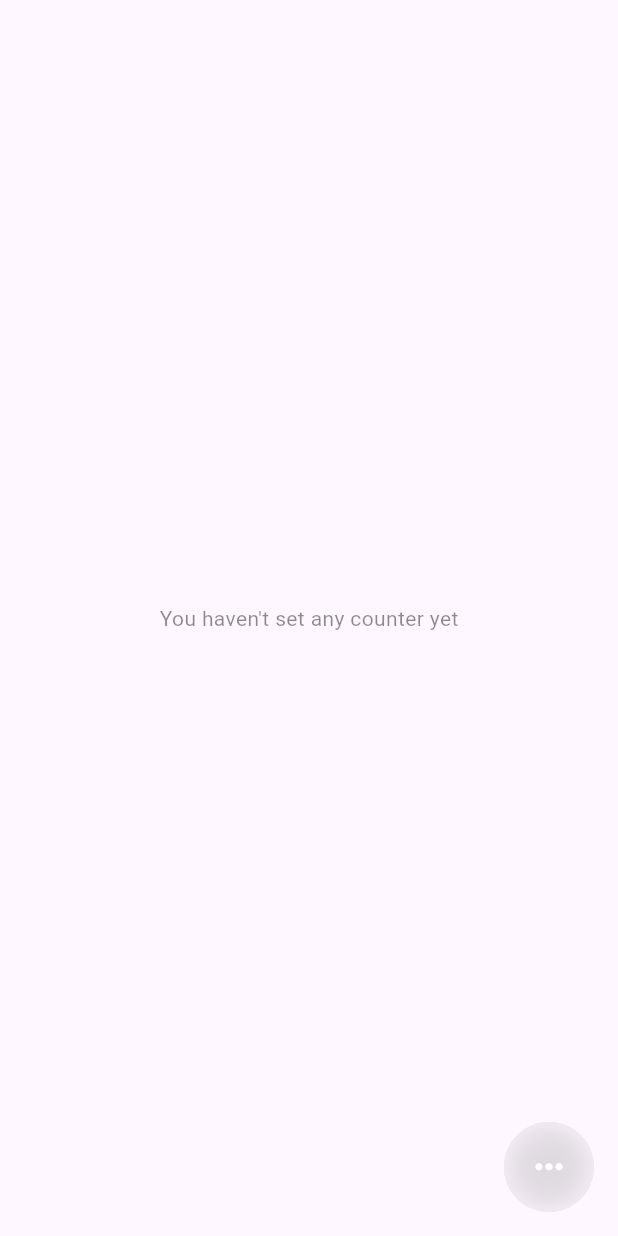
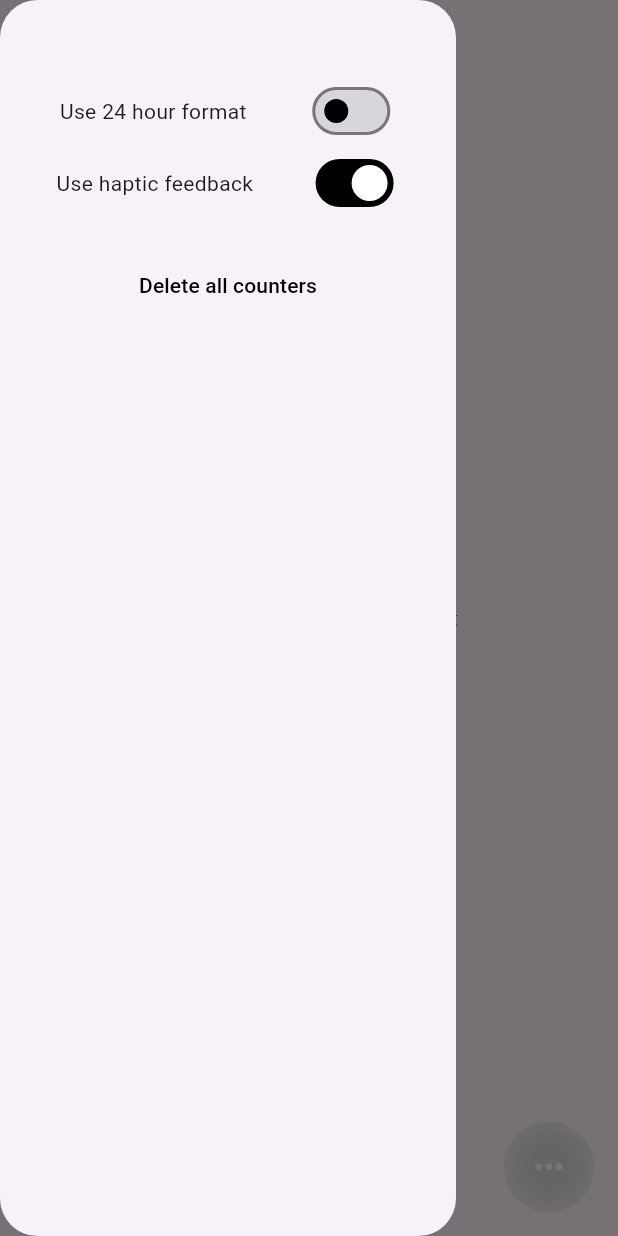
Before and after one commit to kutay-dev/till, a Flutter app: the screen it shows after launch, with the side drawer open (before the commit the screen has no drawer), on a phone screen of 412 x 824 dp. Run offline on Flutter 3.47's test engine with Material 2 defaults, Android fonts, the light colour scheme and no system bars; our stand-ins replace fluttertoast, get_storage, image_picker, percent_indicator.

Commit message:
add settings drawer to toggle 24 hour format and haptic feedback, and move delete all counters to drawer

```diff
--- a/lib/main.dart
+++ b/lib/main.dart
@@ -53,6 +53,22 @@ late String dateStr;
 final TextEditingController titleController = TextEditingController();
 
 final ScrollController counterListScrollController = ScrollController();
+
+bool set24HourFormat = box.read("set24HourFormat") ?? false;
+bool setHaptic = box.read("set24HourFormat") ?? true;
+
+double confirmDeleteButtonsOpacity = 0;
+
+void hapticFeedback([String impact = "medium"]) {
+  if (setHaptic) {
+    if (impact == "medium") {
+      HapticFeedback.mediumImpact();
+    }
+    if (impact == "light") {
+      HapticFeedback.lightImpact();
+    }
+  }
+}
 
 void scrollToBottom() {
   counterListScrollController.animateTo(
@@ -172,6 +188,7 @@ class _MainState extends State<Main> {
                     height: size.height / 1.2,
                     width: size.width,
                     child: CupertinoDatePicker(
+                      use24hFormat: set24HourFormat,
                       initialDateTime: DateTime.now(),
                       onDateTimeChanged: (value) {
                         date = value;
@@ -191,7 +208,7 @@ class _MainState extends State<Main> {
                       height: 57.5,
                       child: ElevatedButton(
                         onPressed: () {
-                          HapticFeedback.mediumImpact();
+                          hapticFeedback();
                           Navigator.push(
                             context,
                             MaterialPageRoute(
@@ -221,7 +238,7 @@ class _MainState extends State<Main> {
                       height: 57.5,
                       child: ElevatedButton(
                         onPressed: () {
-                          HapticFeedback.mediumImpact();
+                          hapticFeedback();
                           late Duration diff;
                           try {
                             DateTime now = DateTime.now();
@@ -270,7 +287,7 @@ class _MainState extends State<Main> {
                       height: 57.5,
                       child: ElevatedButton(
                         onPressed: () {
-                          HapticFeedback.mediumImpact();
+                          hapticFeedback();
                           pickImage();
                         },
                         style: ElevatedButton.styleFrom(
@@ -413,11 +430,11 @@ class _MainState extends State<Main> {
   double floatingDeleteButtonOpacity = 0;
 
   void impactFloatingButtonsSynchronously() async {
-    HapticFeedback.lightImpact();
+    hapticFeedback("light");
     await Future.delayed(const Duration(milliseconds: 50));
-    HapticFeedback.lightImpact();
+    hapticFeedback("light");
     await Future.delayed(const Duration(milliseconds: 50));
-    HapticFeedback.lightImpact();
+    hapticFeedback("light");
   }
 
   void animateFloatingButtons() async {
@@ -470,6 +487,119 @@ class _MainState extends State<Main> {
     size = MediaQuery.of(context).size;
     return Scaffold(
       resizeToAvoidBottomInset: false,
+      drawer: Drawer(
+        shape: RoundedRectangleBorder(
+          borderRadius: BorderRadius.circular(25),
+        ),
+        child: SafeArea(
+          child: Column(
+            children: [
+              const SizedBox(height: 50),
+              Row(
+                mainAxisAlignment: MainAxisAlignment.spaceEvenly,
+                children: [
+                  const Text("Use 24 hour format"),
+                  Switch(
+                    activeTrackColor: Colors.black,
+                    inactiveThumbColor: Colors.black,
+                    inactiveTrackColor: Colors.black12,
+                    activeColor: Colors.white,
+                    value: set24HourFormat,
+                    onChanged: (value) {
+                      hapticFeedback();
+                      set24HourFormat = value;
+                      setState(() {});
+                      box.write("set24HourFormat", set24HourFormat);
+                    },
+                  ),
+                ],
+              ),
+              Row(
+                mainAxisAlignment: MainAxisAlignment.spaceEvenly,
+                children: [
+                  const Text("Use haptic feedback"),
+                  Switch(
+                    activeTrackColor: Colors.black,
+                    inactiveThumbColor: Colors.black,
+                    inactiveTrackColor: Colors.black12,
+                    activeColor: Colors.white,
+                    value: setHaptic,
+                    onChanged: (value) {
+                      hapticFeedback();
+                      setHaptic = value;
+                      setState(() {});
+                      box.write("setHaptic", setHaptic);
+                    },
+                  ),
+                ],
+              ),
+              const SizedBox(height: 20),
+              ElevatedButton(
+                onPressed: () {
+                  confirmDeleteButtonsOpacity =
+                      confirmDeleteButtonsOpacity == 0 ? 1 : 0;
+                  setState(() {});
+                },
+                style: ElevatedButton.styleFrom(
+                  foregroundColor: Colors.black,
+                  surfaceTintColor: Colors.transparent,
+                  backgroundColor: Colors.transparent,
+                  shadowColor: Colors.transparent,
+                  splashFactory: NoSplash.splashFactory,
+                  shape: RoundedRectangleBorder(
+                    borderRadius: BorderRadius.circular(10),
+                  ),
+                ),
+                child: const Text("Delete all counters"),
+              ),
+              AnimatedOpacity(
+                duration: Duration(milliseconds: 200),
+                opacity: confirmDeleteButtonsOpacity,
+                child: Row(
+                  mainAxisAlignment: MainAxisAlignment.spaceAround,
+                  children: [
+                    ElevatedButton(
+                      onPressed: () {
+                        confirmDeleteButtonsOpacity = 0;
+                        setState(() {});
+                      },
+                      style: ElevatedButton.styleFrom(
+                        foregroundColor: Colors.black,
+                        surfaceTintColor: Colors.transparent,
+                        backgroundColor: Colors.black12,
+                        shadowColor: Colors.transparent,
+                        shape: RoundedRectangleBorder(
+                          borderRadius: BorderRadius.circular(10),
+                        ),
+                      ),
+                      child: const Text("No"),
+                    ),
+                    ElevatedButton(
+                      onPressed: () {
+                        if (confirmDeleteButtonsOpacity == 1) {
+                          deleteAllCounters();
+                          Navigator.pop(context);
+                          impactFloatingButtonsSynchronously();
+                        }
+                      },
+                      style: ElevatedButton.styleFrom(
+                        foregroundColor: Colors.black,
+                        surfaceTintColor: Colors.transparent,
+                        backgroundColor: Colors.black12,
+                        shadowColor: Colors.transparent,
+                        shape: RoundedRectangleBorder(
+                          borderRadius: BorderRadius.circular(10),
+                        ),
+                      ),
+                      child: const Text("Yes"),
+                    ),
+                  ],
+                ),
+              )
+            ],
+          ),
+        ),
+      ),
       floatingActionButton: Stack(
         children: [
           Positioned(
@@ -525,7 +655,7 @@ class _MainState extends State<Main> {
                   ),
                   onPressed: () {
                     if (floatingDeleteIconsOpacity == 0) {
-                      HapticFeedback.mediumImpact();
+                      hapticFeedback();
                       showAddCounterSheet();
                     } else {
                       deleteAllCounters();
@@ -550,7 +680,7 @@ class _MainState extends State<Main> {
                 width: 60,
                 height: 60,
                 decoration: BoxDecoration(
-                  color: counterObj.isEmpty ? Colors.black54 : Colors.black,
+                  color: counterObj.length > 1 ? Colors.black : Colors.black54,
                   borderRadius: const BorderRadius.all(
                     Radius.circular(100),
                   ),
@@ -572,8 +702,8 @@ class _MainState extends State<Main> {
                     ],
                   ),
                   onPressed: () {
-                    if (counterObj.isNotEmpty) {
-                      HapticFeedback.mediumImpact();
+                    if (counterObj.length > 1) {
+                      hapticFeedback();
                     }
                     if (floatingDeleteIconsOpacity == 0) {
                       sortCounters();
@@ -597,22 +727,22 @@ class _MainState extends State<Main> {
               child: Container(
                 width: 60,
                 height: 60,
-                decoration: BoxDecoration(
-                  color: counterObj.isEmpty ? Colors.black54 : Colors.black,
-                  borderRadius: const BorderRadius.all(
+                decoration: const BoxDecoration(
+                  color: Colors.black,
+                  borderRadius: BorderRadius.all(
                     Radius.circular(100),
                   ),
                 ),
-                child: IconButton(
-                  color: Colors.white,
-                  icon: const Icon(Icons.delete),
-                  onPressed: () {
-                    if (counterObj.isNotEmpty) {
-                      HapticFeedback.mediumImpact();
-                      animateDeleteButtons();
-                    }
-                  },
-                ),
+                child: Builder(builder: (context) {
+                  return IconButton(
+                    color: Colors.white,
+                    icon: const Icon(Icons.settings),
+                    onPressed: () {
+                      hapticFeedback();
+                      Scaffold.of(context).openDrawer();
+                    },
+                  );
+                }),
               ),
             ),
           ),
@@ -646,7 +776,7 @@ class _MainState extends State<Main> {
                   scrollController: counterListScrollController,
                   padding: const EdgeInsets.only(top: 50, bottom: 200),
                   onReorder: (oldIndex, newIndex) {
-                    HapticFeedback.mediumImpact();
+                    hapticFeedback();
                     if (newIndex > oldIndex) {
                       newIndex--;
                     }
@@ -980,7 +1110,7 @@ class _CounterCardState extends State<CounterCard> {
                     color: Colors.white54,
                   ),
                   onPressed: () async {
-                    HapticFeedback.mediumImpact();
+                    hapticFeedback();
                     animateCardHeight();
                     animateOptionsOpacity();
                     if (showOptions) {
@@ -1024,7 +1154,7 @@ class _CounterCardState extends State<CounterCard> {
                             ),
                           ),
                           onPressed: (() {
-                            HapticFeedback.mediumImpact();
+                            hapticFeedback();
                             animateConfirmDeleteHeight();
                             animateConfirmDeleteOpacity(0);
                             deleteEnabled = true;
@@ -1047,7 +1177,7 @@ class _CounterCardState extends State<CounterCard> {
                             ),
                           ),
                           onPressed: (() {
-                            HapticFeedback.mediumImpact();
+                            hapticFeedback();
                             widget.deleteCounter(rank);
                           }),
                           child: const Text("yes "),
@@ -1070,7 +1200,7 @@ class _CounterCardState extends State<CounterCard> {
                         color: Colors.white,
                         onPressed: () {
                           if (optionsOpacity == 1) {
-                            HapticFeedback.mediumImpact();
+                            hapticFeedback();
                             pickImage().then((value) {
                               setState(() {
                                 widget.image = selected!.path;
@@ -1117,7 +1247,7 @@ class _CounterCardState extends State<CounterCard> {
                         color: Colors.white,
                         onPressed: () {
                           if (optionsOpacity == 1 && deleteEnabled) {
-                            HapticFeedback.mediumImpact();
+                            hapticFeedback();
                             animateConfirmDeleteHeight();
                             animateConfirmDeleteOpacity(1);
                             if (confirmDeleteOpacity == 1) {
@@ -1272,7 +1402,7 @@ class _SpeacialDaysPageState extends State<SpeacialDaysPage> {
                           width: 50,
                           child: ElevatedButton(
                             onPressed: () async {
-                              HapticFeedback.mediumImpact();
+                              hapticFeedback();
                               Navigator.pop(context);
                               date = DateTime.parse(days[i]["datetime"]);
                               dateStr = "$date";
```
